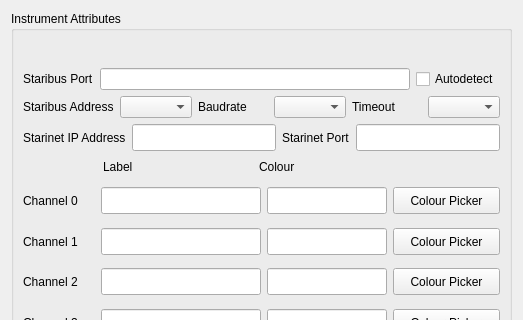
This is ui/instrumentAttributes.ui in mhorn71/StarbaseMini as Qt 5 draws it before an edit; both pictures show x 0 to 523 and y 0 to 320 of the 523 by 624 pixel window. The edited form follows.
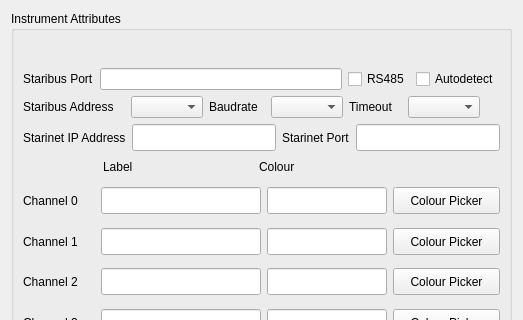
This is the edited form.

Commit message: Updated instrument attributes to include staribus stream type, added extra min-size constraint in Mac CSS so Staribus Address label and combobox don't overlap.

```diff
--- a/ui/instrumentAttributes.ui
+++ b/ui/instrumentAttributes.ui
@@ -862,6 +862,13 @@
           <item>
            <widget class="QLineEdit" name="StaribusPortLineEdit"/>
           </item>
+          <item>
+           <widget class="QCheckBox" name="RS485checkBox">
+            <property name="text">
+             <string>RS485</string>
+            </property>
+           </widget>
+          </item>
           <item>
            <widget class="QCheckBox" name="StaribusAutodetectCheckBox">
             <property name="text">
@@ -875,6 +882,12 @@
          <layout class="QHBoxLayout" name="horizontalLayout_2">
           <item>
            <widget class="QLabel" name="label">
+            <property name="minimumSize">
+             <size>
+              <width>102</width>
+              <height>0</height>
+             </size>
+            </property>
             <property name="text">
              <string>Staribus Address</string>
             </property>
@@ -889,6 +902,12 @@
           </item>
           <item>
            <widget class="QLabel" name="label_16">
+            <property name="minimumSize">
+             <size>
+              <width>56</width>
+              <height>0</height>
+             </size>
+            </property>
             <property name="text">
              <string>Baudrate</string>
             </property>
@@ -899,6 +918,12 @@
           </item>
           <item>
            <widget class="QLabel" name="label_17">
+            <property name="minimumSize">
+             <size>
+              <width>53</width>
+              <height>0</height>
+             </size>
+            </property>
             <property name="text">
              <string>Timeout</string>
             </property>
@@ -907,6 +932,19 @@
           <item>
            <widget class="QComboBox" name="TimeoutCombobox"/>
           </item>
+          <item>
+           <spacer name="horizontalSpacer_4">
+            <property name="orientation">
+             <enum>Qt::Horizontal</enum>
+            </property>
+            <property name="sizeHint" stdset="0">
+             <size>
+              <width>40</width>
+              <height>20</height>
+             </size>
+            </property>
+           </spacer>
+          </item>
          </layout>
         </item>
         <item row="2" column="0">
```
The commit also changes 2 other files.
